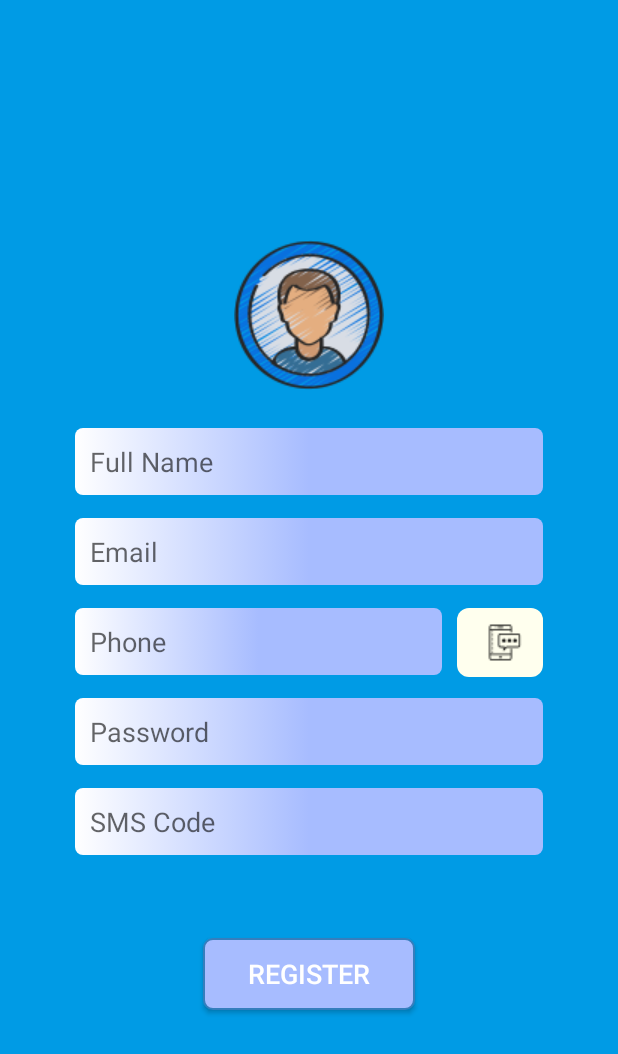
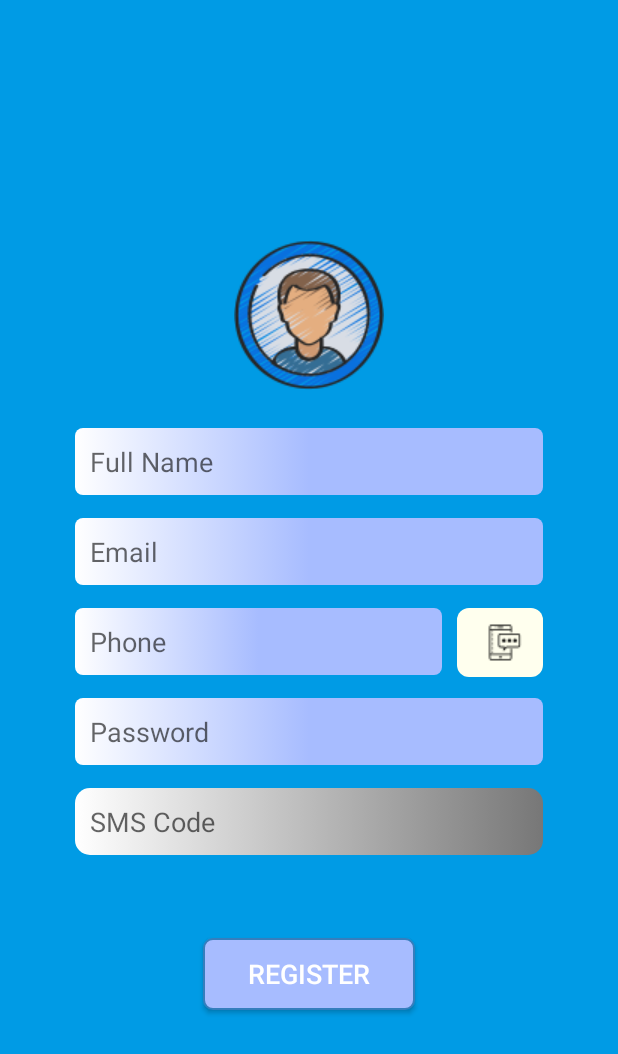
Before and after one commit to tmsang/grab_bike, an Android app: the RegisterActivity screen opened directly, with no data from a screen before it, after a tap on "REGISTER", on a phone screen of 412 x 824 dp. Shown: the top 1054 px of the screen. Run offline under Robolectric (Android 15) with nearby library versions, the phone set to English and light mode, and no system bars; our stand-ins replace ButterKnife.

Commit message:
1. Enable/Disable Edittext 2. PrgressBar (loading inside button) 3. Animation when move activity

```diff
--- a/grab_bike/app/src/main/java/com/intec/grab/bike/register/RegisterActivity.java
+++ b/grab_bike/app/src/main/java/com/intec/grab/bike/register/RegisterActivity.java
@@ -1,31 +1,21 @@
 package com.intec.grab.bike.register;
 
-import android.content.Intent;
 import android.os.Bundle;
 import android.view.View;
 import android.widget.Button;
 import android.widget.EditText;
 import android.widget.ImageButton;
-import android.widget.TextView;
-
-import androidx.appcompat.app.AppCompatActivity;
 
 import com.intec.grab.bike.R;
 import com.intec.grab.bike.configs.Constants;
-import com.intec.grab.bike.login.LoginActivity;
 import com.intec.grab.bike.shared.SharedService;
 import com.intec.grab.bike.utils.api.Callback;
-import com.intec.grab.bike.utils.api.SSLSettings;
-import com.intec.grab.bike.utils.base.SETTING;
-import com.intec.grab.bike.utils.helper.CommonHelper;
+import com.intec.grab.bike.utils.helper.BaseActivity;
 import com.intec.grab.bike.utils.helper.StringHelper;
 
 import butterknife.BindView;
-import butterknife.ButterKnife;
 
-public class RegisterActivity extends AppCompatActivity {
-    SETTING settings;
-    SSLSettings sslSettings = new SSLSettings(false, null);
+public class RegisterActivity extends BaseActivity {
 
     @BindView(R.id.fullName) EditText txtFullName;
     @BindView(R.id.email) EditText txtEmail;
@@ -39,12 +29,11 @@ public class RegisterActivity extends AppCompatActivity {
     protected void onCreate(Bundle savedInstanceState) {
         super.onCreate(savedInstanceState);
         setContentView(R.layout.activity_register);
+        Initialization(this);
 
-        ButterKnife.bind(this);
-        settings = new SETTING(this);
         // set init
-        btnRegister.setEnabled(true);
-        txtSMSCode.setEnabled(false);
+        this.EnableButton(R.id.btnRegister);
+        this.DisableEditText(R.id.smsCode);
 
         // trigger event
         btnSmsCode.setOnClickListener(new View.OnClickListener() {
@@ -62,61 +51,65 @@ public class RegisterActivity extends AppCompatActivity {
         });
     }
 
-    private void GetSmsCode() {
+    private void GetSmsCode()
+    {
         String phone = txtPhone.getText().toString();
         if (StringHelper.isNullOrEmpty(phone)) {
-            CommonHelper.showToast(RegisterActivity.this, "Phone is empty");
+            this.Toast("Phone is empty");
             return;
         }
 
+        this.Loading(R.id.loading, true);
         SharedService.RegisterApi(Constants.API_NET, sslSettings)
             .GetSmsCode(phone)
             .enqueue(Callback.callInUI(RegisterActivity.this, (json) -> {
-                // enable txtSMSCode
-                txtSMSCode.setEnabled(true);
+                this.EnableEditText(R.id.smsCode);
+                this.Loading(R.id.loading, false);
             }, (error) -> {
-                CommonHelper.showToast(RegisterActivity.this, error.body(), error.body());
+                this.Toast(error.body(), error.body());
+                this.Loading(R.id.loading, false);
             }));
     }
 
-    private void Register() {
-        String fullName = txtFullName.getText().toString();
-        String email = txtEmail.getText().toString();
-        String phone = txtPhone.getText().toString();
-        String password = txtPassword.getText().toString();
-        String code = txtSMSCode.getText().toString();
+    private void Register()
+    {
+        String fullName = this.EditText(R.id.fullName);
+        String email = this.EditText(R.id.email);
+        String phone = this.EditText(R.id.phone);
+        String password = this.EditText(R.id.password);
+        String code = this.EditText(R.id.smsCode);
 
         if (StringHelper.isNullOrEmpty(fullName)) {
-            CommonHelper.showToast(RegisterActivity.this, "Full Name is empty");
+            this.Toast("Full Name is empty");
             return;
         }
         if (StringHelper.isNullOrEmpty(email)) {
-            CommonHelper.showToast(RegisterActivity.this, "Email is empty");
+            this.Toast("Email is empty");
             return;
         }
         if (StringHelper.isNullOrEmpty(phone)) {
-            CommonHelper.showToast(RegisterActivity.this, "Phone is empty");
+            this.Toast("Phone is empty");
             return;
         }
         if (StringHelper.isNullOrEmpty(password)) {
-            CommonHelper.showToast(RegisterActivity.this, "Password is empty");
+            this.Toast("Password is empty");
             return;
         }
         if (StringHelper.isNullOrEmpty(code)) {
-            CommonHelper.showToast(RegisterActivity.this, "SMS Code is empty");
+            this.Toast("SMS Code is empty");
             return;
         }
 
+        this.Loading(R.id.loading, true);
         SharedService.RegisterApi(Constants.API_NET, sslSettings)
             .Register(fullName, email, phone, password, code)
             .enqueue(Callback.callInUI(RegisterActivity.this, (json) -> {
-                // show message
-                TextView lblMessage = findViewById(R.id.lblMessage);
-                lblMessage.setText(R.string.register_msg_active_account);
-                // disable button - register
-                btnRegister.setEnabled(false);
+                this.SetTextView(R.id.lblMessage, R.string.register_msg_active_account);
+                this.DisableButton(R.id.btnRegister);
+                this.Loading(R.id.loading, false);
             }, (error) -> {
-                CommonHelper.showToast(RegisterActivity.this, error.body(), error.body());
+                this.Toast(error.body(), error.body());
+                this.Loading(R.id.loading, false);
             }));
     }
 }
--- /dev/null
+++ b/grab_bike/app/src/main/java/com/intec/grab/bike/utils/helper/BaseActivity.java
@@ -0,0 +1,115 @@
+package com.intec.grab.bike.utils.helper;
+
+import android.app.Activity;
+import android.app.VoiceInteractor;
+import android.os.Bundle;
+import android.view.View;
+import android.widget.Button;
+import android.widget.EditText;
+import android.widget.ProgressBar;
+import android.widget.TextView;
+import android.widget.Toast;
+
+import androidx.appcompat.app.AppCompatActivity;
+
+import com.intec.grab.bike.R;
+import com.intec.grab.bike.utils.api.SSLSettings;
+import com.intec.grab.bike.utils.base.SETTING;
+import com.intec.grab.bike.utils.log.Log;
+
+import butterknife.ButterKnife;
+
+public class BaseActivity extends AppCompatActivity {
+    public SETTING settings;
+    public SSLSettings sslSettings = new SSLSettings(false, null);
+    public Activity activity;
+
+    @Override
+    protected void onCreate(Bundle savedInstanceState) {
+        super.onCreate(savedInstanceState);
+    }
+
+    public void Initialization(Activity activity) {
+        this.activity = activity;
+
+        ButterKnife.bind(activity);
+        settings = new SETTING(activity);
+    }
+
+
+
+
+    // ============================================================
+    // EditText
+    // ============================================================
+    public void EnableEditText(int rId)
+    {
+        EditText editText = this.activity.findViewById(rId);
+        editText.setBackgroundResource(R.drawable.tp_edittext_bg);
+        editText.setEnabled(true);
+    }
+    public void DisableEditText(int rId)
+    {
+        EditText editText = this.activity.findViewById(rId);
+        editText.setBackgroundResource(R.drawable.tp_edittext_bg_disable);
+        editText.setEnabled(false);
+    }
+
+    public String EditText(int rId) {
+        EditText editText = this.activity.findViewById(rId);
+        return editText.getText().toString();
+    }
+    public void EditText(int rId, String value) {
+        EditText editText = this.activity.findViewById(rId);
+        editText.setText(value);
+    }
+
+    // ============================================================
+    // Button
+    // ============================================================
+    public void EnableButton(int rId)
+    {
+        Button button = this.activity.findViewById(rId);
+        button.setBackgroundResource(R.drawable.tp_button_bg);
+        button.setEnabled(true);
+    }
+    public void DisableButton(int rId)
+    {
+        Button button = this.activity.findViewById(rId);
+        button.setBackgroundResource(R.drawable.tp_button_bg_disable);
+        button.setEnabled(false);
+    }
+
+    // ============================================================
+    // TextView
+    // ============================================================
+    public void SetTextView(int rId, int rString)
+    {
+        TextView textView = this.activity.findViewById(rId);
+        textView.setText(rString);
+    }
+    public String GetTextView(int rId)
+    {
+        TextView textView = this.activity.findViewById(rId);
+        return textView.getText().toString();
+    }
+
+    // ============================================================
+    // Toast
+    // ============================================================
+    public void Toast(String message, String... errors) {
+        if (errors.length > 0 && errors[0] != null) {
+            Log.e(errors[0]);
+        }
+        Toast.makeText(this.activity, message, Toast.LENGTH_LONG).show();
+    }
+
+    // INVISIBLE: This view is invisible, but it still takes up space for layout purposes.
+    // GONE: This view is invisible, and it doesn't take any space for layout purposes.
+    public void Loading(int rId, boolean isShow) {
+        ProgressBar loading = this.activity.findViewById(rId);
+        loading.setVisibility(isShow ? View.VISIBLE : View.GONE);
+    }
+
+
+}
--- /dev/null
+++ b/grab_bike/app/src/main/java/com/intec/grab/bike/utils/helper/ControlHelper.java
@@ -0,0 +1,19 @@
+package com.intec.grab.bike.utils.helper;
+
+import android.app.Activity;
+import android.widget.Button;
+import android.widget.EditText;
+import android.widget.TextView;
+
+import com.intec.grab.bike.R;
+
+public class ControlHelper {
+
+
+
+
+
+
+
+
+}
--- /dev/null
+++ b/grab_bike/app/src/main/res/drawable/tp_button_bg_disable.xml
@@ -0,0 +1,16 @@
+<?xml version="1.0" encoding="utf-8"?>
+<selector xmlns:android="http://schemas.android.com/apk/res/android">
+    <item>
+        <shape android:shape="rectangle">
+            <solid android:color="#999999"></solid>
+            <corners android:radius="10dp"></corners>
+            <gradient android:startColor="#fff" android:endColor="#777"></gradient>
+            <stroke android:color="#555555" android:width="1dp"/>
+            <padding android:bottom="8dp"
+                android:top="8dp"
+                android:left="30dp"
+                android:right="30dp" />
+        </shape>
+
+    </item>
+</selector>
--- /dev/null
+++ b/grab_bike/app/src/main/res/drawable/tp_edittext_bg_disable.xml
@@ -0,0 +1,11 @@
+<?xml version="1.0" encoding="utf-8"?>
+<selector xmlns:android="http://schemas.android.com/apk/res/android">
+<item>
+    <shape android:shape="rectangle">
+        <solid android:color="#999999"></solid>
+        <corners android:radius="10dp"></corners>
+        <gradient android:startColor="#fff" android:endColor="#777"></gradient>
+    </shape>
+
+</item>
+</selector>
--- a/grab_bike/app/src/main/res/layout/activity_register.xml
+++ b/grab_bike/app/src/main/res/layout/activity_register.xml
@@ -69,6 +69,13 @@
                     android:padding="10dp"
                     android:singleLine="true" />
 
+                <ProgressBar
+                    android:id="@+id/loading"
+                    android:visibility="gone"
+                    android:layout_width="wrap_content"
+                    android:layout_height="wrap_content"
+                    android:indeterminate="true" />
+
                 <ImageButton
                     android:layout_weight="1"
                     android:id="@+id/btnSmsCode"
@@ -98,7 +105,7 @@
                 android:layout_width="fill_parent"
                 android:layout_height="wrap_content"
                 android:layout_marginBottom="15dp"
-                android:background="@drawable/tp_edittext_bg"
+                android:background="@drawable/tp_edittext_bg_disable"
                 android:hint="SMS Code"
                 android:inputType="textCapWords"
                 android:padding="10dp"
@@ -123,5 +130,6 @@
                 android:textSize="18dp" />
 
         </LinearLayout>
+
     </ScrollView>
 </LinearLayout>
--- a/grab_bike/app/src/main/res/values/styles.xml
+++ b/grab_bike/app/src/main/res/values/styles.xml
@@ -11,9 +11,17 @@
 		<item name="colorPrimary">@color/colorNavPrimary</item>
 	</style>
 
-	<style name="AppTheme.NoActionBar">
+	<style name="AppTheme.NoActionBar" parent="AppTheme">
 		<item name="windowActionBar">false</item>
 		<item name="windowNoTitle">true</item>
+		<item name="android:windowAnimationStyle">@style/CustomActivityAnimation</item>
+	</style>
+
+	<style name="CustomActivityAnimation" parent="@android:style/Animation.Activity">
+		<item name="android:activityOpenEnterAnimation">@anim/slide_in_right</item>
+		<item name="android:activityOpenExitAnimation">@anim/slide_out_left</item>
+		<item name="android:activityCloseEnterAnimation">@anim/slide_in_left</item>
+		<item name="android:activityCloseExitAnimation">@anim/slide_out_right</item>
 	</style>
 
 	<style name="AppTheme.PopupOverlay" parent="AppTheme" />
```
Also changed, not shown: grab_bike/app/src/main/res/anim/slide_in_left.xml (added, +9 -0 lines), grab_bike/app/src/main/res/anim/slide_in_right.xml (added, +9 -0 lines), grab_bike/app/src/main/res/anim/slide_out_left.xml (added, +9 -0 lines), grab_bike/app/src/main/res/anim/slide_out_right.xml (added, +9 -0 lines).
